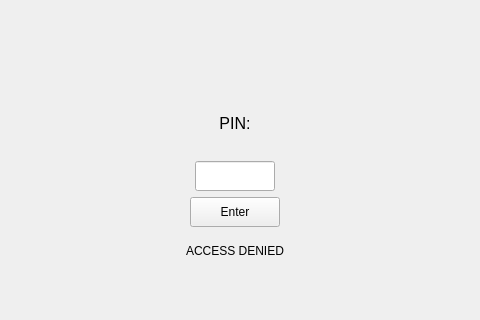
Above: gui/mainwindow.ui from bergamontt/nong-bong before the change; both pictures show x 165 to 645 and y 104 to 424 of the 799 by 610 pixel window. Below: the same form after it.
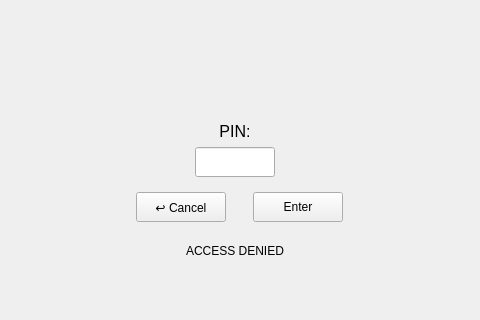
That is the form after the change. The open tabs and pages were chosen to show the change. Custom widgets are drawn as their Qt base class.

Commit message: Added return buttons, fixed transaction history

```diff
--- a/gui/mainwindow.ui
+++ b/gui/mainwindow.ui
@@ -144,7 +144,7 @@
         <x>0</x>
         <y>60</y>
         <width>801</width>
-        <height>301</height>
+        <height>251</height>
        </rect>
       </property>
       <layout class="QVBoxLayout" name="verticalLayout_4">
@@ -167,7 +167,7 @@
        </item>
        <item>
         <layout class="QVBoxLayout" name="verticalLayout_3">
-         <item alignment="Qt::AlignmentFlag::AlignHCenter">
+         <item alignment="Qt::AlignmentFlag::AlignHCenter|Qt::AlignmentFlag::AlignBottom">
           <widget class="QLabel" name="L_pin">
            <property name="font">
             <font>
@@ -207,28 +207,6 @@
            </property>
           </widget>
          </item>
-         <item alignment="Qt::AlignmentFlag::AlignHCenter">
-          <widget class="QPushButton" name="B_enterPin">
-           <property name="minimumSize">
-            <size>
-             <width>90</width>
-             <height>30</height>
-            </size>
-           </property>
-           <property name="maximumSize">
-            <size>
-             <width>90</width>
-             <height>30</height>
-            </size>
-           </property>
-           <property name="text">
-            <string>Enter</string>
-           </property>
-           <property name="checkable">
-            <bool>false</bool>
-           </property>
-          </widget>
-         </item>
         </layout>
        </item>
       </layout>
@@ -261,6 +239,62 @@
        <set>Qt::AlignmentFlag::AlignCenter</set>
       </property>
      </widget>
+     <widget class="QWidget" name="horizontalLayoutWidget_2">
+      <property name="geometry">
+       <rect>
+        <x>280</x>
+        <y>320</y>
+        <width>251</width>
+        <height>43</height>
+       </rect>
+      </property>
+      <layout class="QHBoxLayout" name="horizontalLayout_6">
+       <item>
+        <widget class="QPushButton" name="B_cancelPin">
+         <property name="minimumSize">
+          <size>
+           <width>90</width>
+           <height>30</height>
+          </size>
+         </property>
+         <property name="maximumSize">
+          <size>
+           <width>90</width>
+           <height>30</height>
+          </size>
+         </property>
+         <property name="text">
+          <string>↩ Cancel</string>
+         </property>
+         <property name="checkable">
+          <bool>false</bool>
+         </property>
+        </widget>
+       </item>
+       <item>
+        <widget class="QPushButton" name="B_enterPin">
+         <property name="minimumSize">
+          <size>
+           <width>90</width>
+           <height>30</height>
+          </size>
+         </property>
+         <property name="maximumSize">
+          <size>
+           <width>90</width>
+           <height>30</height>
+          </size>
+         </property>
+         <property name="text">
+          <string>Enter</string>
+         </property>
+         <property name="checkable">
+          <bool>false</bool>
+         </property>
+        </widget>
+       </item>
+      </layout>
+     </widget>
     </widget>
     <widget class="QWidget" name="transHistoryScreen">
      <widget class="QWidget" name="verticalLayoutWidget_5">
```
Left out of the diff: 158 changed lines with no effect on the pictures. The commit also changes 3 other files.
